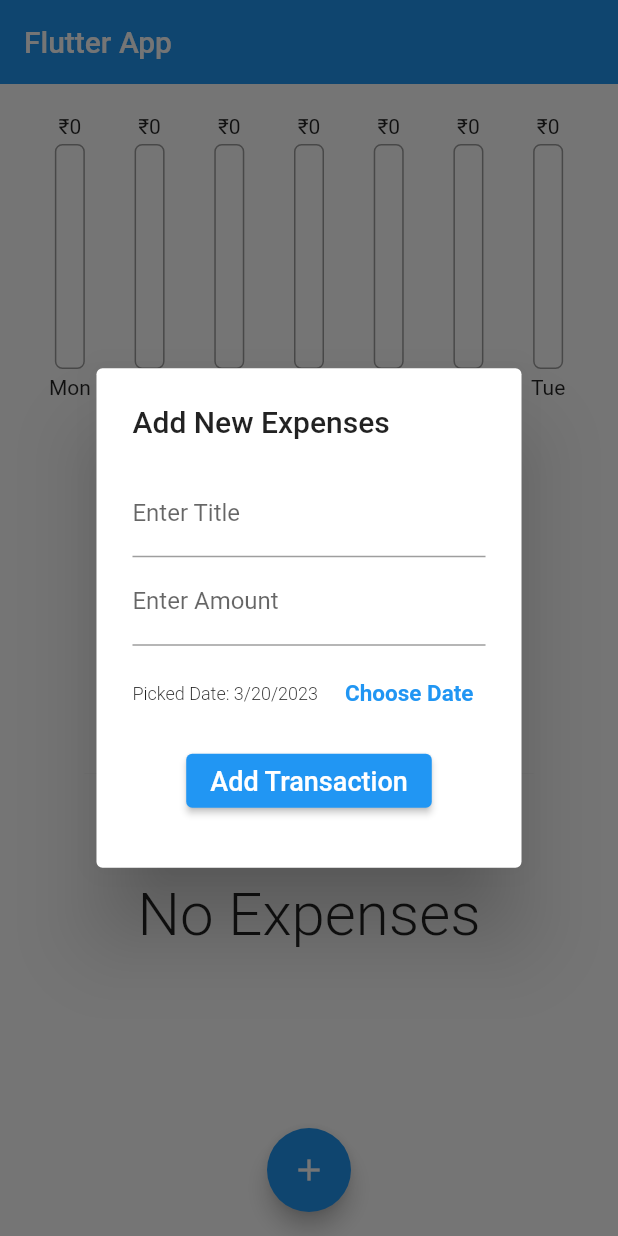
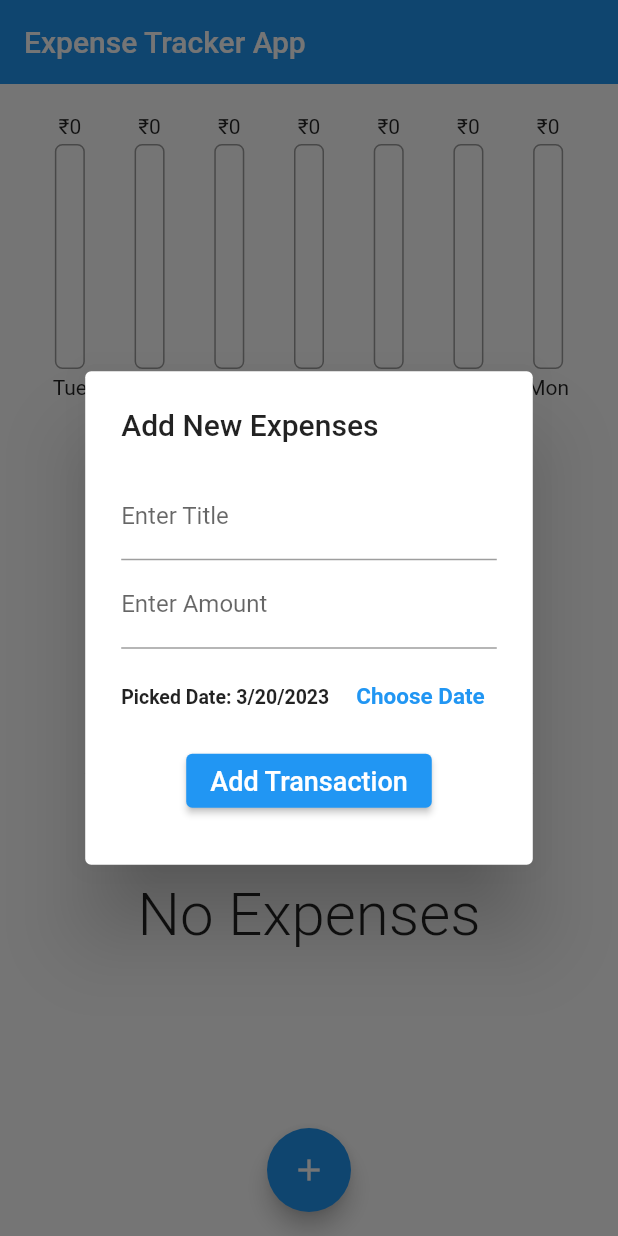
Before and after one commit to MayureshGavai/expense_tracker, a Flutter app: the screen it shows after launch, after a tap on the "add" icon, on a phone screen of 412 x 824 dp. Run offline on Flutter 3.47's test engine with Material 2 defaults, Android fonts, the phone set to English and light mode, and no system bars; our stand-ins replace flutter_slidable.

Commit message:
seventh commit

```diff
--- a/lib/main.dart
+++ b/lib/main.dart
@@ -69,6 +69,12 @@ class _HomePageState extends State<HomePage> {
     });
   }
 
+  void _deleteNewTransaction(String id) {
+    setState(() {
+      _userTransactions.removeWhere((tx) => tx.id == id);
+    });
+  }
+
   void _startAddNewTransaction(BuildContext ctx) {
     showDialog(
       context: ctx,
@@ -90,7 +96,7 @@ class _HomePageState extends State<HomePage> {
     return Scaffold(
       backgroundColor: Colors.white,
       appBar: AppBar(
-        title: Text('Flutter App'),
+        title: Text('Expense Tracker App'),
         elevation: 0,
       ),
       body: SingleChildScrollView(
@@ -99,7 +105,7 @@ class _HomePageState extends State<HomePage> {
           crossAxisAlignment: CrossAxisAlignment.stretch,
           children: <Widget>[
             Chart(_recentTransactions),
-            TransactionList(_userTransactions),
+            TransactionList(_userTransactions, _deleteNewTransaction),
           ],
         ),
       ),
--- a/lib/widgets/chart.dart
+++ b/lib/widgets/chart.dart
@@ -23,7 +23,7 @@ class Chart extends StatelessWidget {
         'day': DateFormat.E().format(weekDay).substring(0, 3),
         'amount': totalAmount,
       };
-    });
+    }).reversed.toList();
   }
 
   double get totalSpending {
--- a/lib/widgets/new_transaction.dart
+++ b/lib/widgets/new_transaction.dart
@@ -32,7 +32,7 @@ class _NewTransactionState extends State<NewTransaction> {
     showDatePicker(
       context: context,
       initialDate: DateTime.now(),
-      firstDate: DateTime(2019),
+      firstDate: DateTime(2023),
       lastDate: DateTime.now(),
     ).then((pickedDate) {
       if (pickedDate == null) {
@@ -85,7 +85,10 @@ class _NewTransactionState extends State<NewTransaction> {
                   _selectedDate == null
                       ? 'No Date Chosen!'
                       : 'Picked Date: ${DateFormat.yMd().format(_selectedDate)}',
-                  style: TextStyle(fontSize: 12, fontWeight: FontWeight.w300),
+                  style: TextStyle(
+                    fontSize: 13,
+                    fontWeight: FontWeight.bold,
+                  ),
                 ),
               ),
               TextButton(
@@ -99,7 +102,7 @@ class _NewTransactionState extends State<NewTransaction> {
         ),
 
         Padding(
-          padding: const EdgeInsets.symmetric(vertical: 10.0),
+          padding: const EdgeInsets.symmetric(vertical: 8.0),
           child: ElevatedButton(
             child: Text(
               'Add Transaction',
--- a/pubspec.yaml
+++ b/pubspec.yaml
@@ -31,6 +31,7 @@ dependencies:
   flutter:
     sdk: flutter
   intl: ^0.18.0
+  flutter_slidable: 2.0.0
 
 
   # The following adds the Cupertino Icons font to your application.
```
Also changed, not shown: lib/widgets/transaction_list.dart (+21 -5 lines), pubspec.lock.
